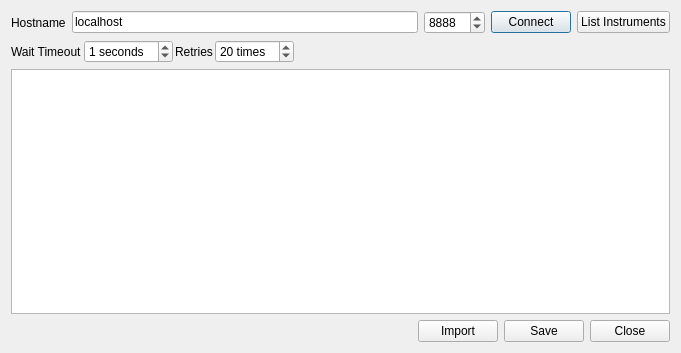
ccherrett/oom, file oom/instruments/importbase.ui: the form before one commit.
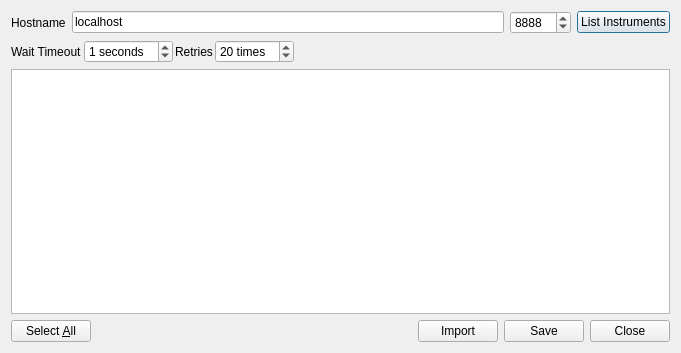
The form after the commit.

Commit message: LSClient: Reimplement the client so that it can be run concurrently, updated the dialog to have a progress and no longer lock the GUI thread

```diff
--- a/oom/instruments/importbase.ui
+++ b/oom/instruments/importbase.ui
@@ -55,13 +55,6 @@
        </property>
       </widget>
      </item>
-     <item>
-      <widget class="QPushButton" name="btnConnect">
-       <property name="text">
-        <string>Connect</string>
-       </property>
-      </widget>
-     </item>
      <item>
       <widget class="QPushButton" name="btnList">
        <property name="text">
@@ -209,6 +202,19 @@
      <property name="topMargin">
       <number>0</number>
      </property>
+     <item>
+      <widget class="QPushButton" name="btnSelectAll">
+       <property name="text">
+        <string>Select &amp;All</string>
+       </property>
+       <property name="shortcut">
+        <string>Alt+A</string>
+       </property>
+       <property name="checkable">
+        <bool>true</bool>
+       </property>
+      </widget>
+     </item>
      <item>
       <spacer name="horizontalSpacer">
        <property name="orientation">
```
Left out of the diff: 3 changed lines with no effect on the pictures. The commit also changes 7 other files.
